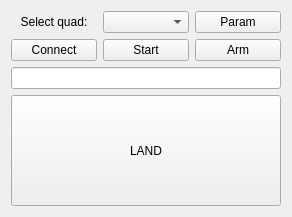
Above: gui/src/gui/MyPlugin.ui from roussePaul/kampala before the change. Below: the same form after it.
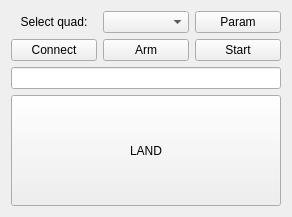
That is the form after the change.

Commit message: corrected the names of the start and add button

What changed in the file:
```diff
--- a/gui/src/gui/MyPlugin.ui
+++ b/gui/src/gui/MyPlugin.ui
@@ -78,14 +78,14 @@
    <item row="1" column="1">
     <widget class="QPushButton" name="ArmButton">
      <property name="text">
-      <string>Start</string>
+      <string>Arm</string>
      </property>
     </widget>
    </item>
    <item row="1" column="2">
     <widget class="QPushButton" name="StartButton">
      <property name="text">
-      <string>Arm</string>
+      <string>Start</string>
      </property>
     </widget>
    </item>
```
